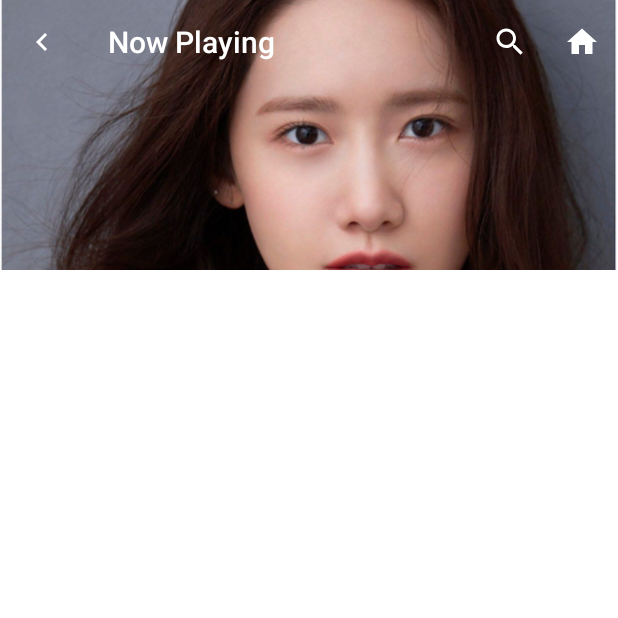
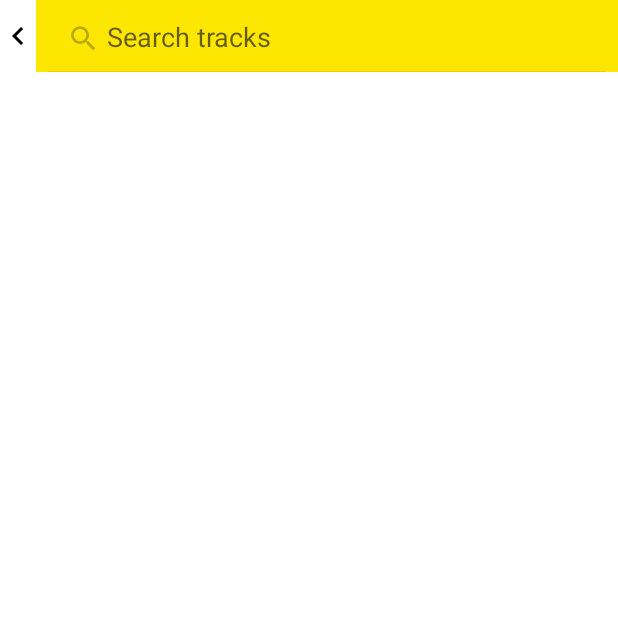
Before and after one commit to awesome-academy/Music_67, an Android app: the fragment NowPlayingFragment shown on its own in the app's theme, after a tap on "Search", on a phone screen of 412 x 824 dp, the top half of it. Run offline under Robolectric (Android 15) with nearby library versions, the phone set to English and light mode, and no system bars; network calls fail; pictures from the network do not load; 5 statements that could not run were skipped.

Commit message:
14_search_screen

```diff
--- a/app/src/main/AndroidManifest.xml
+++ b/app/src/main/AndroidManifest.xml
@@ -14,6 +14,9 @@
         android:roundIcon="@mipmap/ic_app_round"
         android:supportsRtl="true"
         android:theme="@style/SplashScreen">
+        <activity
+            android:name=".ui.search.SearchActivity"/>
+
         <service android:name=".service.PlayingTracksService" />
 
         <activity
--- a/app/src/main/java/vn/sunasterisk/music_67/data/source/remote/RemoteDataSource.kt
+++ b/app/src/main/java/vn/sunasterisk/music_67/data/source/remote/RemoteDataSource.kt
@@ -9,7 +9,7 @@ class RemoteDataSource : TracksDataSource.Remote {
 	}
 
 	override fun searchRemoteTracks(api: String, callback: TracksDataSource.LoadTracksCallback) {
-		TracksAsyncTask(callback).execute(api)
+		SearchAsyncTask(callback).execute(api)
 	}
 
 	companion object {
--- a/app/src/main/java/vn/sunasterisk/music_67/ui/nowplaying/NowPlayingFragment.kt
+++ b/app/src/main/java/vn/sunasterisk/music_67/ui/nowplaying/NowPlayingFragment.kt
@@ -18,6 +18,8 @@ import vn.sunasterisk.music_67.ui.detailplaying.DetailPlayingActivity
 import vn.sunasterisk.music_67.ui.genres.TrackAdapter
 import vn.sunasterisk.music_67.ui.genres.TrackClickListener
 import vn.sunasterisk.music_67.ui.home.HomeActivity
+import vn.sunasterisk.music_67.ui.search.ACTION_SEARCH_FROM_NOW
+import vn.sunasterisk.music_67.ui.search.SearchActivity
 import vn.sunasterisk.music_67.utils.StringUtils
 
 class NowPlayingFragment : Fragment(), NowPlayingContract.View, TrackStateListener {
@@ -93,6 +95,7 @@ class NowPlayingFragment : Fragment(), NowPlayingContract.View, TrackStateListen
                 }
                 startActivity(homeIntent)
             }
+            R.id.menu_search -> startActivity(SearchActivity.getIntent(context!!, ACTION_SEARCH_FROM_NOW))
         }
         return true
     }
--- /dev/null
+++ b/app/src/main/java/vn/sunasterisk/music_67/ui/search/SearchActivity.kt
@@ -0,0 +1,129 @@
+package vn.sunasterisk.music_67.ui.search
+
+import android.content.Context
+import android.content.Intent
+import android.os.Handler
+import android.support.v7.widget.SearchView
+import android.view.View
+import android.widget.Toast
+import kotlinx.android.synthetic.main.activity_search.*
+import vn.sunasterisk.music_67.R
+import vn.sunasterisk.music_67.base.BaseActivity
+import vn.sunasterisk.music_67.data.model.Track
+import vn.sunasterisk.music_67.data.source.TracksRepository
+import vn.sunasterisk.music_67.data.source.local.LocalDataSource
+import vn.sunasterisk.music_67.data.source.remote.RemoteDataSource
+import vn.sunasterisk.music_67.service.PlayingSet
+import vn.sunasterisk.music_67.ui.bottomsheetfragment.MenuFragment
+import vn.sunasterisk.music_67.ui.detailplaying.DetailPlayingActivity
+import vn.sunasterisk.music_67.utils.ConnectivityCheck
+import vn.sunasterisk.music_67.utils.TrackAttributes
+
+const val ACTION_SEARCH_FROM_HOME = "vn.sunasterisk.music_67.ACTION_SEARCH_FROM_HOME"
+const val ACTION_SEARCH_FROM_NOW = "vn.sunasterisk.music_67.ACTION_SEARCH_FROM_NOW"
+
+class SearchActivity : BaseActivity(),
+    SearchContract.View,
+    SearchView.OnQueryTextListener,
+    View.OnClickListener {
+    private lateinit var searchPresenter: SearchPresenter
+    private lateinit var searchAdapter: SearchAdapter
+    private lateinit var tracksRepository: TracksRepository
+    private val trackClickListener = object : TrackClickListener {
+        override fun onTrackClicked(position: Int) {
+            val track = searchPresenter.tracks[position]
+            if (PlayingSet.playingSet.isNotEmpty()) {
+                PlayingSet.currentPosition = PlayingSet.playingSet.size
+            } else {
+                PlayingSet.currentPosition++
+            }
+            if (!(track in PlayingSet.playingSet))
+                PlayingSet.playingSet.add(track)
+            else PlayingSet.currentPosition = PlayingSet.playingSet.indexOf(track)
+            startActivity(getDetailIntent(track))
+        }
+
+        override fun onMoreClicked(position: Int) {
+            val track = searchPresenter.tracks[position]
+            val menuFragment = MenuFragment.newInstance(track)
+            menuFragment.show(supportFragmentManager, MENU_FRAGMENT_TAG)
+        }
+    }
+
+    override fun onStart() {
+        super.onStart()
+        tracksRepository = TracksRepository.getInstance(
+            RemoteDataSource.getInstance(),
+            LocalDataSource.getInstance()
+        )
+        searchPresenter = SearchPresenter(tracksRepository, this)
+        searchAdapter = SearchAdapter(
+            this,
+            searchPresenter.tracks as ArrayList<Track>,
+            trackClickListener
+        )
+        recyclerTracks.adapter = searchAdapter
+        searchView.apply {
+            isActivated = true
+            onActionViewExpanded()
+            clearFocus()
+            setOnQueryTextListener(this@SearchActivity)
+        }
+        imageBefore.setOnClickListener(this)
+    }
+
+    override fun getContentViewId() = R.layout.activity_search
+
+    override fun showMiniPlaying(isTrackPlaying: Boolean) {
+
+    }
+
+    override fun searchSuccess() {
+        searchAdapter.notifyDataSetChanged()
+    }
+
+    override fun searchFail(error: String) {
+        Toast.makeText(this, getString(R.string.msg_empty_list), Toast.LENGTH_SHORT).show()
+    }
+
+    override fun onQueryTextSubmit(query: String?): Boolean {
+        return false
+    }
+
+    override fun onQueryTextChange(newText: String?): Boolean {
+        if (!ConnectivityCheck.isConnectedToNetwork(this))
+            Toast.makeText(this, getString(R.string.msg_no_internet), Toast.LENGTH_SHORT).show()
+        else {
+            if (newText.isNullOrEmpty())
+                Toast.makeText(this, getString(R.string.msg_no_input), Toast.LENGTH_SHORT).show()
+            else {
+                searchAdapter.clearList()
+                Handler().postDelayed({
+                    searchPresenter.searchTracks(newText, intent.action)
+                }, DELAY_MILLIS)
+            }
+        }
+        return false
+    }
+
+    override fun onClick(v: View?) {
+        when (v) {
+            imageBefore -> onBackPressed()
+        }
+    }
+
+    private fun getDetailIntent(track: Track): Intent {
+        val detailIntent = Intent(this, DetailPlayingActivity::class.java).apply {
+            putExtra(TrackAttributes.TRACK, track)
+        }
+        return detailIntent
+    }
+
+    companion object {
+        private const val MENU_FRAGMENT_TAG = "vn.sunasterisk.music_67.MENU_FRAGMENT"
+        private const val DELAY_MILLIS = 500L
+        fun getIntent(context: Context, action: String?) = Intent(context, SearchActivity::class.java).apply {
+            setAction(action)
+        }
+    }
+}
--- /dev/null
+++ b/app/src/main/java/vn/sunasterisk/music_67/ui/search/SearchAdapter.kt
@@ -0,0 +1,74 @@
+package vn.sunasterisk.music_67.ui.search
+
+import android.content.Context
+import android.support.v7.widget.RecyclerView
+import android.view.LayoutInflater
+import android.view.View
+import android.view.ViewGroup
+import com.bumptech.glide.Glide
+import kotlinx.android.synthetic.main.item_track.view.*
+import vn.sunasterisk.music_67.R
+import vn.sunasterisk.music_67.data.model.Track
+import vn.sunasterisk.music_67.utils.TimeConvert
+
+class SearchAdapter(
+    val context: Context,
+    private var tracks: ArrayList<Track>,
+    var trackClickListener: TrackClickListener
+) : RecyclerView.Adapter<SearchAdapter.ViewHolder>() {
+    private val inflater: LayoutInflater
+
+    init {
+        inflater = LayoutInflater.from(context)
+    }
+
+    override fun onCreateViewHolder(viewGroup: ViewGroup, viewType: Int): ViewHolder {
+        val view = inflater.inflate(R.layout.item_track, viewGroup, false)
+        return ViewHolder(context, view, trackClickListener)
+    }
+
+    override fun getItemCount(): Int {
+        return tracks.size
+    }
+
+    override fun onBindViewHolder(viewHolder: ViewHolder, position: Int) {
+        viewHolder.bindView(tracks[position])
+    }
+
+    class ViewHolder(
+        val context: Context,
+        val trackView: View,
+        val trackClickListener: TrackClickListener
+    ) : RecyclerView.ViewHolder(trackView), View.OnClickListener {
+        init {
+            trackView.setOnClickListener(this)
+            trackView.imageMore.setOnClickListener(this)
+        }
+
+        override fun onClick(v: View?) {
+            when (v) {
+                trackView.imageMore -> trackClickListener.onMoreClicked(adapterPosition)
+                trackView -> trackClickListener.onTrackClicked(adapterPosition)
+            }
+        }
+
+        fun bindView(track: Track) {
+            trackView.textTitle.text = track.title
+            trackView.textArtist.text = track.artist
+            Glide.with(context)
+                .load(track.artworkUrl)
+                .error(R.drawable.icon_app)
+                .into(trackView.imageTrack)
+            trackView.textDuration.text = TimeConvert.convertMilisecondToFormatTime(track.duration!!)
+        }
+    }
+
+    fun clearList() {
+        tracks.clear()
+    }
+}
+
+interface TrackClickListener {
+    fun onTrackClicked(position: Int)
+    fun onMoreClicked(position: Int)
+}
--- a/app/src/main/java/vn/sunasterisk/music_67/ui/search/SearchContract.kt
+++ b/app/src/main/java/vn/sunasterisk/music_67/ui/search/SearchContract.kt
@@ -3,10 +3,10 @@ package vn.sunasterisk.music_67.ui.search
 interface SearchContract {
 	interface View {
 		fun searchSuccess()
-		fun searchFail()
+		fun searchFail(error: String)
 	}
 
 	interface Presenter {
-		fun searchTracks()
+		fun searchTracks(text: String, action: String)
 	}
 }
--- a/app/src/main/res/layout/activity_home.xml
+++ b/app/src/main/res/layout/activity_home.xml
@@ -17,12 +17,13 @@
         app:srcCompat="@drawable/bg_rectangle" />
 
     <Button
-        android:id="@+id/button"
+        android:id="@+id/buttonSearch"
         style="@style/TextAppearance.AppCompat.Medium"
         android:layout_width="0dp"
         android:layout_height="wrap_content"
         android:background="@drawable/bg_rounded_corner"
         android:drawableStart="@drawable/ic_search"
+        android:onClick="onClick"
         android:drawableLeft="@drawable/ic_search"
         android:paddingStart="@dimen/dp_16"
         android:paddingLeft="@dimen/dp_16"
--- /dev/null
+++ b/app/src/main/res/layout/activity_search.xml
@@ -0,0 +1,46 @@
+<?xml version="1.0" encoding="utf-8"?>
+<android.support.constraint.ConstraintLayout xmlns:android="http://schemas.android.com/apk/res/android"
+    xmlns:app="http://schemas.android.com/apk/res-auto"
+    xmlns:tools="http://schemas.android.com/tools"
+    android:layout_width="match_parent"
+    android:layout_height="match_parent"
+    android:background="@android:color/white"
+    tools:context=".ui.search.SearchActivity">
+
+    <ImageView
+        android:id="@+id/imageBefore"
+        android:layout_width="wrap_content"
+        android:layout_height="0dp"
+        android:src="@drawable/ic_navigate_before"
+        app:layout_constraintBottom_toTopOf="@id/recyclerTracks"
+        app:layout_constraintEnd_toStartOf="@id/searchView"
+        app:layout_constraintStart_toStartOf="parent"
+        app:layout_constraintTop_toTopOf="parent" />
+
+    <android.support.v7.widget.SearchView
+        android:id="@+id/searchView"
+        android:layout_width="0dp"
+        android:layout_height="wrap_content"
+        android:background="@color/color_primary"
+        android:iconifiedByDefault="false"
+        android:inputType="text"
+        app:layout_constraintEnd_toEndOf="parent"
+        app:layout_constraintStart_toEndOf="@id/imageBefore"
+        app:layout_constraintTop_toTopOf="parent"
+        app:queryHint="@string/title_search_tracks" />
+
+    <android.support.v7.widget.RecyclerView
+        android:id="@+id/recyclerTracks"
+        android:layout_width="match_parent"
+        android:layout_height="0dp"
+        android:paddingTop="@dimen/dp_16"
+        android:clipToPadding="false"
+        android:scrollbars="vertical"
+        app:layoutManager="android.support.v7.widget.LinearLayoutManager"
+        app:layout_constraintBottom_toBottomOf="parent"
+        app:layout_constraintEnd_toEndOf="parent"
+        app:layout_constraintStart_toStartOf="parent"
+        app:layout_constraintTop_toBottomOf="@id/searchView"
+        tools:listitem="@layout/item_track" />
+
+</android.support.constraint.ConstraintLayout>
--- a/app/src/main/res/values/strings.xml
+++ b/app/src/main/res/values/strings.xml
@@ -18,4 +18,8 @@
     <string name="title_now_playing">Now Playing</string>
     <string name="menu_search">Search</string>
     <string name="menu_home">Home</string>
+    <string name="title_search_tracks">Search tracks</string>
+    <string name="msg_no_tracks">No tracks found. Please try another keyword.</string>
+    <string name="msg_no_input">You have inputted nothing</string>
+    <string name="msg_no_internet">No Internet connection</string>
 </resources>
```
Also changed, not shown: app/src/main/java/vn/sunasterisk/music_67/data/source/remote/SearchAsyncTask.kt (added, +43 -0 lines), app/src/main/java/vn/sunasterisk/music_67/ui/genres/GenreActivity.kt (+10 -2 lines), app/src/main/java/vn/sunasterisk/music_67/ui/home/HomeActivity.kt (+9 -1 lines), app/src/main/java/vn/sunasterisk/music_67/ui/search/SearchPresenter.kt (added, +52 -0 lines), app/src/main/java/vn/sunasterisk/music_67/utils/ConnectivityCheck.kt (added, +17 -0 lines). Lines whose indentation alone changed are shown as unchanged.
